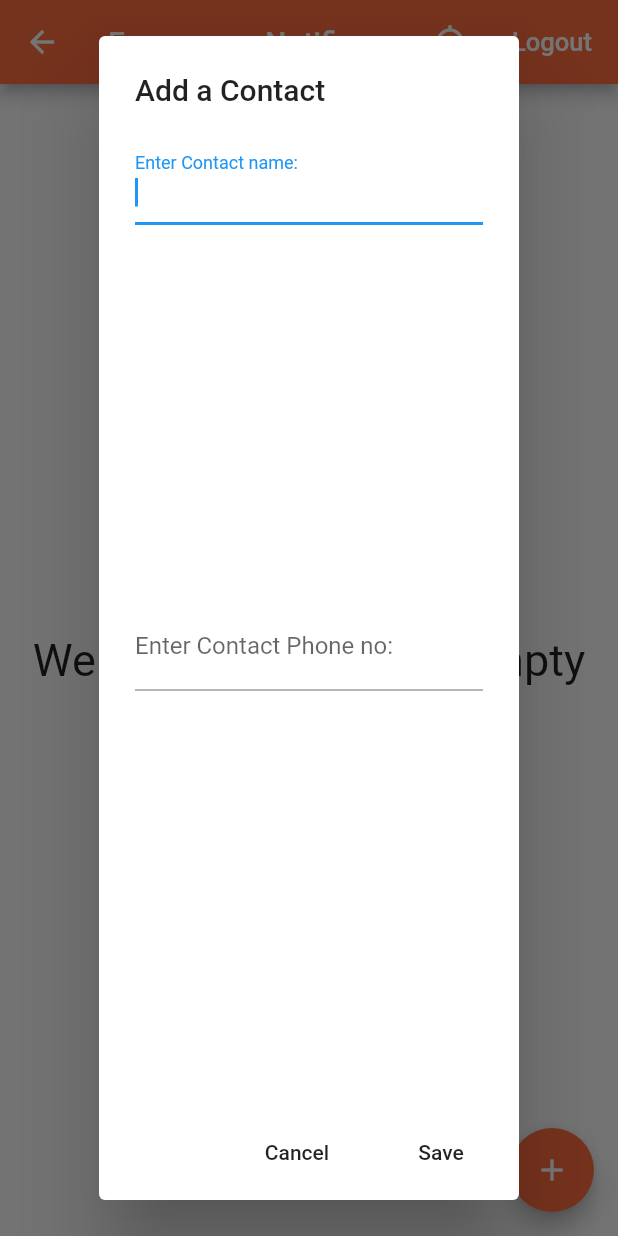
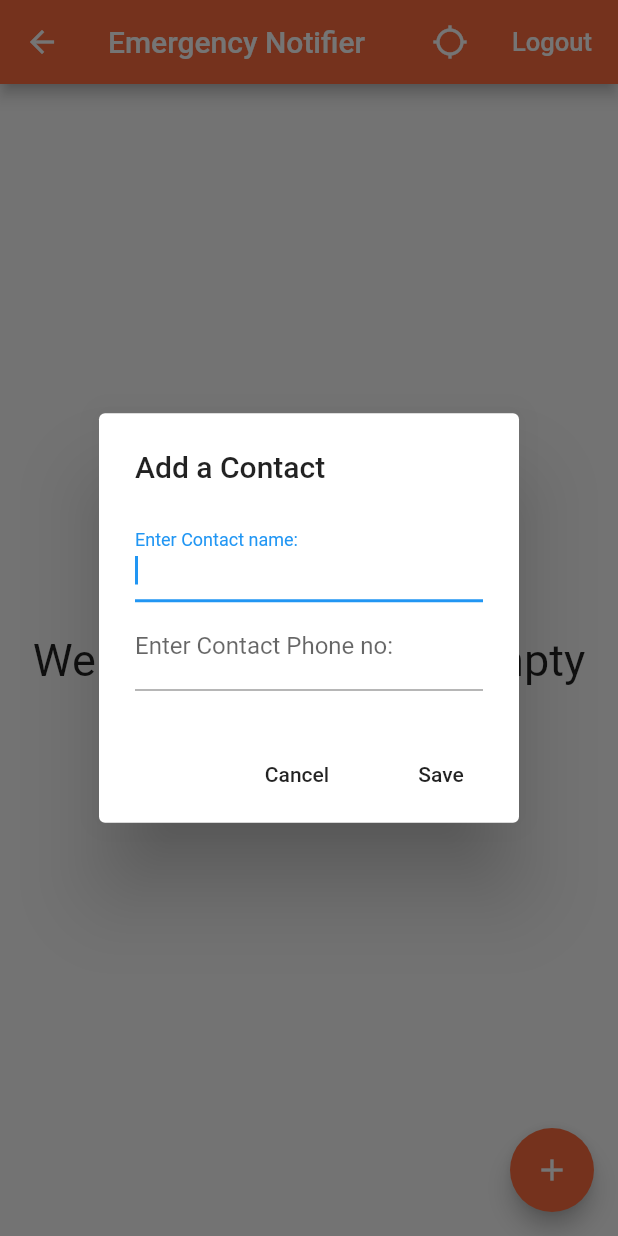
Before and after one commit to adityak14/Mcan-Emergency-SOS, a Flutter app: the HomePage screen opened directly, after a tap on the "add" icon, on a phone screen of 412 x 824 dp. Run offline on Flutter 3.47's test engine with Material 2 defaults, Android fonts, the phone set to English and light mode, and no system bars; our stand-ins replace firebase_auth, firebase_database, geolocator; accounts and stored records are empty.

Commit message:
UI Changes

```diff
--- a/lib/pages/home_page.dart
+++ b/lib/pages/home_page.dart
@@ -224,7 +224,7 @@ class _HomePageState extends State<HomePage> {
             content: new Column(
               mainAxisSize: MainAxisSize.min,
               children: <Widget>[
-                new Expanded(
+                new Container(
                     child: new TextField(
                   controller: _textEditingController,
                   autofocus: true,
@@ -233,7 +233,7 @@ class _HomePageState extends State<HomePage> {
 
                   ),
                 )),
-                new Expanded(
+                new Container(
                     child: new TextField(
                   controller: _textEditingController1,
                   autofocus: true,
```
Also changed, not shown: 2 other files.
